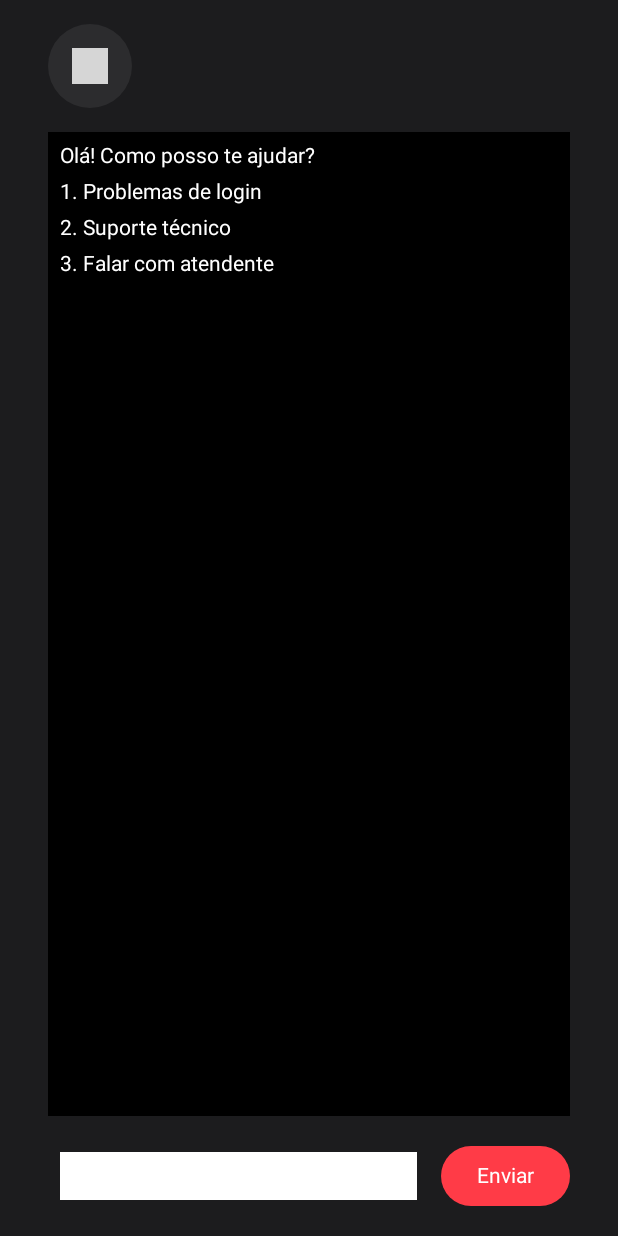
After one commit to SPECTRUM-SYNC/client-kt, an Android app built with Jetpack Compose: the TelaContato screen opened directly, with no data from a screen before it, on a phone screen of 412 x 824 dp. The commit adds this screen. Run offline under Robolectric (Android 15) with nearby library versions, the phone set to English and light mode, and no system bars; libraries missing offline, so code that uses them is left out: coil.decode; pictures from the network do not load; 1 statement that could not run was skipped; grey boxes are pictures that could not be loaded.

Commit message:
Adicionando ChatBot para contato

```diff
--- a/fittech/app/src/main/java/spectrum/fittech/TelaConfiguracao.kt
+++ b/fittech/app/src/main/java/spectrum/fittech/TelaConfiguracao.kt
@@ -200,7 +200,11 @@ fun TelaConfiguracao(name: String, modifier: Modifier = Modifier) {
                 modifier = Modifier
                     .fillMaxWidth()
                     .padding(horizontal = 8.dp)
-                    .padding(vertical = 8.dp),
+                    .padding(vertical = 8.dp)
+                    .clickable {
+                        val chatbot = Intent(context, TelaContato::class.java)
+                        context.startActivity(chatbot)
+                    },
                 horizontalArrangement = Arrangement.SpaceBetween,
                 verticalAlignment = Alignment.CenterVertically
             ) {
--- /dev/null
+++ b/fittech/app/src/main/java/spectrum/fittech/TelaContato.kt
@@ -0,0 +1,165 @@
+package spectrum.fittech
+
+import android.content.Intent
+import android.os.Bundle
+import androidx.activity.ComponentActivity
+import androidx.activity.compose.setContent
+import androidx.activity.enableEdgeToEdge
+import androidx.compose.foundation.ScrollState
+import androidx.compose.foundation.background
+import androidx.compose.foundation.layout.Arrangement
+import androidx.compose.foundation.layout.Box
+import androidx.compose.foundation.layout.Column
+import androidx.compose.foundation.layout.Row
+import androidx.compose.foundation.layout.Spacer
+import androidx.compose.foundation.layout.WindowInsets
+import androidx.compose.foundation.layout.fillMaxSize
+import androidx.compose.foundation.layout.fillMaxWidth
+import androidx.compose.foundation.layout.height
+import androidx.compose.foundation.layout.padding
+import androidx.compose.foundation.layout.safeDrawing
+import androidx.compose.foundation.layout.width
+import androidx.compose.foundation.layout.windowInsetsPadding
+import androidx.compose.foundation.text.BasicTextField
+import androidx.compose.foundation.verticalScroll
+import androidx.compose.material3.Button
+import androidx.compose.material3.ButtonDefaults
+import androidx.compose.material3.MaterialTheme
+import androidx.compose.material3.Scaffold
+import androidx.compose.material3.Text
+import androidx.compose.runtime.Composable
+import androidx.compose.runtime.getValue
+import androidx.compose.runtime.mutableStateListOf
+import androidx.compose.runtime.mutableStateOf
+import androidx.compose.runtime.remember
+import androidx.compose.runtime.setValue
+import androidx.compose.ui.Alignment
+import androidx.compose.ui.Modifier
+import androidx.compose.ui.graphics.Color
+import androidx.compose.ui.text.TextStyle
+import androidx.compose.ui.text.input.TextFieldValue
+import androidx.compose.ui.tooling.preview.Preview
+import androidx.compose.ui.unit.dp
+import spectrum.fittech.componentes.BotaoTelaContato
+import spectrum.fittech.componentes.BotaoTelaPerfil
+import spectrum.fittech.ui.theme.FittechTheme
+
+class TelaContato : ComponentActivity() {
+    override fun onCreate(savedInstanceState: Bundle?) {
+        super.onCreate(savedInstanceState)
+        enableEdgeToEdge()
+        setContent {
+            FittechTheme {
+                Scaffold(modifier = Modifier.fillMaxSize()
+                    .windowInsetsPadding(WindowInsets.safeDrawing)) { innerPadding ->
+                    TelaContato(
+                        name = "Android",
+                        modifier = Modifier.padding(innerPadding)
+                    )
+                }
+            }
+        }
+    }
+}
+
+@Composable
+fun TelaContato(name: String, modifier: Modifier = Modifier) {
+    var userInput by remember { mutableStateOf("") } // Usar string em vez de TextFieldValue
+    val chatMessages = remember { mutableStateListOf("Olá! Como posso te ajudar?", "1. Problemas de login", "2. Suporte técnico", "3. Falar com atendente") }
+    val scrollState = remember { ScrollState(0) }
+
+    Column(
+        modifier = Modifier
+            .fillMaxSize()
+            .background(Color(0xFF1C1C1E))
+            .padding(horizontal = 16.dp)
+            .padding(16.dp)
+    ) {
+
+        Row(
+            modifier = Modifier
+                .fillMaxWidth()
+                .padding(bottom = 16.dp),
+            horizontalArrangement = Arrangement.Start
+        ) {
+            // Botão voltar
+            BotaoTelaContato()
+        }
+
+        // Caixa de chat com as mensagens
+        Box(
+            modifier = Modifier
+                .weight(1f)
+                .fillMaxWidth()
+                .background(Color.Black)
+                .padding(8.dp)
+                .verticalScroll(scrollState)
+        ) {
+            Column {
+                chatMessages.forEach { message ->
+                    Text(
+                        text = message,
+                        style = TextStyle (color = Color.White)
+                    )
+                    Spacer(modifier = Modifier.height(8.dp))
+                }
+            }
+        }
+
+        Spacer(modifier = Modifier.height(16.dp))
+
+        // Campo de entrada do usuário
+        Row(
+            verticalAlignment = Alignment.CenterVertically,
+            modifier = Modifier.fillMaxWidth()
+        ) {
+            BasicTextField(
+                value = userInput,
+                onValueChange = { newValue ->
+                    userInput = newValue // Atualiza diretamente a string
+                },
+                modifier = Modifier
+                    .weight(1f)
+                    .padding(8.dp)
+                    .background(Color.White)
+                    .padding(8.dp)
+            )
+            Spacer(modifier = Modifier.width(8.dp))
+
+            // Botão de Enviar
+            androidx.compose.material3.Button(
+                onClick = {
+                    val selectedOption = userInput.toIntOrNull()
+                    if (selectedOption != null) {
+                        when (selectedOption) {
+                            1 -> chatMessages.add("Você escolheu: Problemas de login. Por favor, tente redefinir sua senha.")
+                            2 -> chatMessages.add("Você escolheu: Suporte técnico. Verifique se seu dispositivo está conectado à internet.")
+                            3 -> chatMessages.add("Você escolheu: Falar com atendente. Aguarde, estamos transferindo sua chamada.")
+                            else -> chatMessages.add("Opção inválida. Por favor, escolha um número de 1 a 3.")
+                        }
+                        userInput = "" // Limpa o campo após o envio
+                    } else {
+                        chatMessages.add("Por favor, insira um número válido.")
+                    }
+                },
+                modifier = Modifier,
+                colors = ButtonDefaults.buttonColors(
+                    containerColor = Color(0xFFFF3B47)
+            ),
+                ) {
+                Text(text = "Enviar"
+                    ,style = TextStyle(
+                        color = Color.White
+                    ))
+            }
+        }
+    }
+}
+
+@Preview(showBackground = true)
+@Composable
+fun TelaContatoPreview() {
+    FittechTheme {
+        TelaContato("Android")
+    }
+}
--- a/fittech/app/src/main/java/spectrum/fittech/componentes/componentes.kt
+++ b/fittech/app/src/main/java/spectrum/fittech/componentes/componentes.kt
@@ -16,6 +16,7 @@ import androidx.compose.ui.unit.dp
 import coil.compose.rememberAsyncImagePainter
 import coil.decode.SvgDecoder
 import coil.request.ImageRequest
+import spectrum.fittech.TelaConfiguracao
 import spectrum.fittech.TelaLogin
 import spectrum.fittech.TelaPerfil
 
@@ -72,3 +73,32 @@ fun BotaoTelaPerfil(){
         }
     }
 }
+
+@Composable
+fun BotaoTelaContato(){
+    val context = LocalContext.current
+
+    Box(
+        modifier = Modifier
+            .size(56.dp)
+            .background(Color(0xFF2C2C2E), shape = CircleShape),
+        contentAlignment = Alignment.Center
+    ) {
+        IconButton(onClick = {
+            val telaPerfil = Intent(context, TelaConfiguracao()::class.java)
+            context.startActivity(telaPerfil)
+        }) {
+            Icon(
+                painter = rememberAsyncImagePainter(
+                    model = ImageRequest.Builder(LocalContext.current)
+                        .data("android.resource://spectrum.fittech/raw/setaesquerda")
+                        .decoderFactory(SvgDecoder.Factory())
+                        .build()
+                ),
+                contentDescription = "Home",
+                modifier = Modifier.size(24.dp),
+                tint = Color.White
+            )
+        }
+    }
+}
--- a/fittech/app/src/main/res/values/strings.xml
+++ b/fittech/app/src/main/res/values/strings.xml
@@ -156,6 +156,7 @@
     <string name="txt_parabens">Parabéns, contiue assim!</string>
     <string name="title_activity_tela_video">TelaVideo</string>
     <string name="txt_h1_receita">Suas refeições de hoje</string>
+    <string name="title_activity_tela_contato">TelaContato</string>
 
 
 </resources>
```
Also changed, not shown: fittech/app/src/main/AndroidManifest.xml (+6 -1 lines), fittech/app/src/main/java/spectrum/fittech/TelaEditarPerfil.kt (+5 -3 lines).
